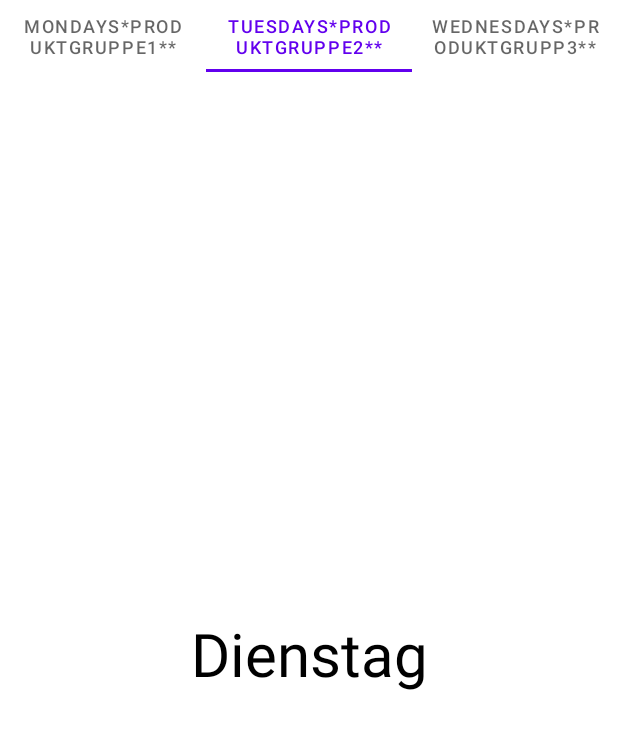
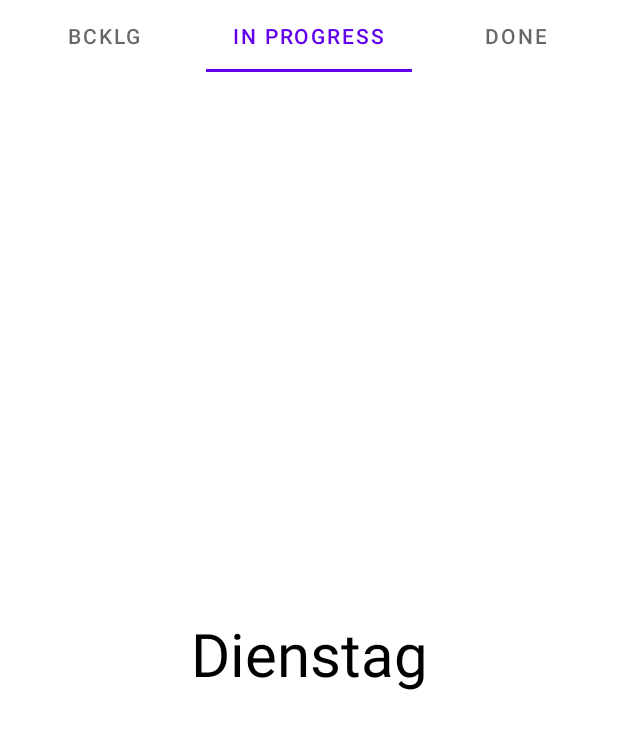
Before and after one commit to hdi10/RandomChoiceHelperApplicationApp, an Android app: the FindTheBestChoice screen opened directly, with no data from a screen before it, tab 2 chosen, on a phone screen of 412 x 824 dp. Shown: the top 729 px of the screen. Run offline under Robolectric (Android 15) with nearby library versions, the phone set to English and light mode, and no system bars.

Commit message:
git commit work from last session

```diff
--- a/app/build.gradle
+++ b/app/build.gradle
@@ -28,6 +28,7 @@ android {
     namespace 'com.example.randomchoicehelperapplicationapp'
 }
 
+
 dependencies {
 
     implementation 'androidx.appcompat:appcompat:1.5.1'
@@ -45,6 +46,7 @@ dependencies {
     annotationProcessor "androidx.room:room-compiler:$rootProject.roomVersion"
     androidTestImplementation "androidx.room:room-testing:$rootProject.roomVersion"
 
+
     // Lifecycle components
     implementation "androidx.lifecycle:lifecycle-viewmodel:$rootProject.lifecycleVersion"
     implementation "androidx.lifecycle:lifecycle-livedata:$rootProject.lifecycleVersion"
--- a/app/src/main/java/com/example/randomchoicehelperapplicationapp/FindTheBestChoice.java
+++ b/app/src/main/java/com/example/randomchoicehelperapplicationapp/FindTheBestChoice.java
@@ -28,9 +28,9 @@ public class FindTheBestChoice extends AppCompatActivity {
         Log.d("","huier");
 
         VPAdapter vpAdapter = new VPAdapter(getSupportFragmentManager(), FragmentPagerAdapter.BEHAVIOR_RESUME_ONLY_CURRENT_FRAGMENT);
-        vpAdapter.addFragment(new Fragment1(),"Mondays*Produktgruppe1**");
-        vpAdapter.addFragment(new Fragment2(),"Tuesdays*Produktgruppe2**");
-        vpAdapter.addFragment(new Fragment3(),"Wednesdays*Produktgrupp3**");
+        vpAdapter.addFragment(new Fragment1(),"BCKLG");
+        vpAdapter.addFragment(new Fragment2(),"In Progress");
+        vpAdapter.addFragment(new Fragment3(),"Done");
         viewPager.setAdapter(vpAdapter);
 
     }
--- a/app/src/main/java/com/example/randomchoicehelperapplicationapp/Fragment2.java
+++ b/app/src/main/java/com/example/randomchoicehelperapplicationapp/Fragment2.java
@@ -1,9 +1,6 @@
 package com.example.randomchoicehelperapplicationapp;
-
 import android.os.Bundle;
-
 import androidx.fragment.app.Fragment;
-
 import android.view.LayoutInflater;
 import android.view.View;
 import android.view.ViewGroup;
@@ -15,11 +12,34 @@ public class Fragment2 extends Fragment {
 
 
 
-
     @Override
     public View onCreateView(LayoutInflater inflater, ViewGroup container,
                              Bundle savedInstanceState) {
         // Inflate the layout for this fragment
-        return inflater.inflate(R.layout.fragment_2, container, false);
+        View view = inflater.inflate(R.layout.fragment_2, container, false);
+
+        /*// Get the BookDatabase instance
+        bookDatabase = Room.databaseBuilder(getActivity().getApplicationContext(),
+                RoomsDB.class, "room_database").build();
+
+        // Get the BookDao instance
+        bookDao = bookDatabase.bookDao();
+
+        // Create a new book entry
+        Book newBook = new Book();
+        newBook.buchtitel = "The Catcher in the Rye";
+        newBook.autorenname = "J.D. Salinger";
+        newBook.resueme = "The novel's protagonist Holden Caulfield has become an icon for teenage rebellion.";
+        newBook.bandnr = "1";
+        newBook.date = "1951";
+        newBook.herausgeber = "Little, Brown and Company";
+        newBook.seitenzahl = 277;
+        newBook.isbn = "9780316769174";
+
+        bookDao.insert(newBook);*/
+
+
+        return view;
     }
+
 }
--- a/app/src/main/java/com/example/randomchoicehelperapplicationapp/Fragment3.java
+++ b/app/src/main/java/com/example/randomchoicehelperapplicationapp/Fragment3.java
@@ -1,9 +1,6 @@
 package com.example.randomchoicehelperapplicationapp;
-
 import android.os.Bundle;
-
 import androidx.fragment.app.Fragment;
-
 import android.view.LayoutInflater;
 import android.view.View;
 import android.view.ViewGroup;
@@ -13,11 +10,15 @@ import android.view.ViewGroup;
  */
 public class Fragment3 extends Fragment {
 
-
     @Override
     public View onCreateView(LayoutInflater inflater, ViewGroup container,
                              Bundle savedInstanceState) {
+
+        View fragment3View = inflater.inflate(R.layout.fragment_3, container, false);
+
+
+
         // Inflate the layout for this fragment
-        return inflater.inflate(R.layout.fragment_3, container, false);
+        return fragment3View;
     }
 }
```
Also changed, not shown: app/src/main/java/com/example/NewWordGroupActivity.java (+21 -4 lines), app/src/main/java/com/example/randomchoicehelperapplicationapp/MainActivity.java (+43 -3 lines), app/src/main/java/com/example/randomchoicehelperapplicationapp/datapersistence/RoomsDB.java (+18 -13 lines), app/src/main/res/layout/fragment_1_1.xml (added, +82 -0 lines), app/src/main/res/layout/fragment_1_1_2.xml (added, +62 -0 lines).
